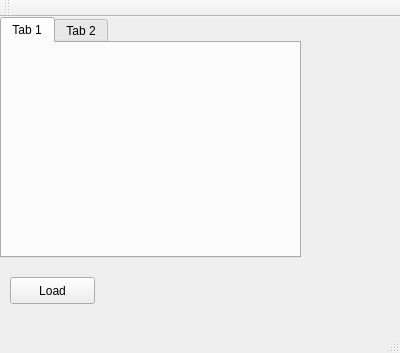
Above: mainwindow.ui from johnty/qt-mapper-loader before the change. Below: the same form after it.
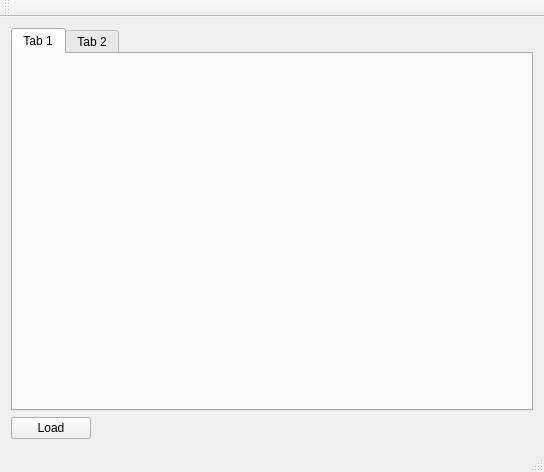
That is the form after the change.

```diff
--- a/mainwindow.ui
+++ b/mainwindow.ui
@@ -6,22 +6,21 @@
    <rect>
     <x>0</x>
     <y>0</y>
-    <width>400</width>
-    <height>353</height>
+    <width>544</width>
+    <height>472</height>
    </rect>
   </property>
   <property name="windowTitle">
    <string>MainWindow</string>
   </property>
   <widget class="QWidget" name="centralWidget">
+   <layout class="QHBoxLayout" name="horizontalLayout">
+    <item>
+     <layout class="QVBoxLayout" name="verticalLayout">
+      <item>
    <widget class="QTabWidget" name="tabWidget">
-    <property name="geometry">
-     <rect>
-      <x>0</x>
-      <y>0</y>
-      <width>301</width>
-      <height>241</height>
-     </rect>
+        <property name="currentIndex">
+         <number>0</number>
     </property>
     <widget class="QWidget" name="tab">
      <attribute name="title">
@@ -34,19 +33,23 @@
      </attribute>
     </widget>
    </widget>
+      </item>
+      <item>
    <widget class="QPushButton" name="pushButtonLoad">
-    <property name="geometry">
-     <rect>
-      <x>10</x>
-      <y>260</y>
-      <width>85</width>
-      <height>27</height>
-     </rect>
+        <property name="sizePolicy">
+         <sizepolicy hsizetype="Fixed" vsizetype="Fixed">
+          <horstretch>0</horstretch>
+          <verstretch>0</verstretch>
+         </sizepolicy>
     </property>
     <property name="text">
      <string>Load</string>
     </property>
    </widget>
+      </item>
+     </layout>
+    </item>
+   </layout>
   </widget>
   <widget class="QMenuBar" name="menuBar">
    <property name="geometry">
```
Left out of the diff: 2 changed lines with no effect on the pictures. Lines whose indentation alone changed are shown as unchanged.
